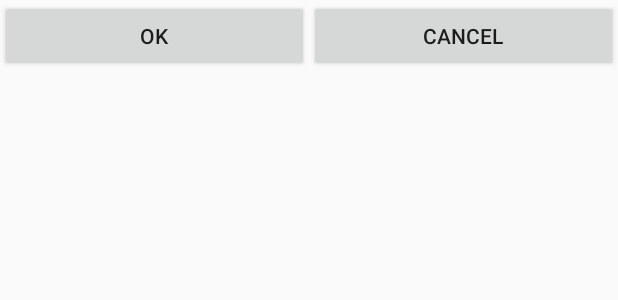
After one commit to networkninjadh/Blanko, an Android app: the layout custom_dialog_2.xml on its own in the app's theme, with its tools: preview values and no code run, on a phone screen of 412 x 824 dp. The commit adds this screen. Shown: the top 300 px of the screen. Run offline under Robolectric (Android 15) with nearby library versions, the phone set to English and light mode, and no system bars.

Commit message:
add another dialog to confirm logging out of main activity register and login still needs to be done

```diff
--- a/Blanko/app/src/main/java/com/blankoinc/blanko/SplashActivity.java
+++ b/Blanko/app/src/main/java/com/blankoinc/blanko/SplashActivity.java
@@ -3,6 +3,7 @@ package com.blankoinc.blanko;
 import android.app.Activity;
 import android.content.Intent;
 import android.graphics.drawable.AnimationDrawable;
+import android.media.MediaPlayer;
 import android.os.Bundle;
 import android.widget.ImageView;
 
@@ -16,7 +17,7 @@ public class SplashActivity extends Activity {
         final ImageView splashScreen = (ImageView) findViewById(R.id.splashImage);
         splashScreen.setBackgroundResource(R.drawable.splash_animation_list);
         final AnimationDrawable splashAnimation = (AnimationDrawable) splashScreen.getBackground();
-
+        final MediaPlayer splashMediaPlayer = MediaPlayer.create(SplashActivity.this, R.raw.splash_sound); // just to show that we can have a sound here this will be replaced with final splash sound
         Thread timerThread = new Thread()
         {
             public void run(){
@@ -35,6 +36,7 @@ public class SplashActivity extends Activity {
             @Override
             public void run() {
                 splashAnimation.start();
+                splashMediaPlayer.start();
             }
         });
         timerThread.start();
--- a/Blanko/app/src/main/java/com/blankoinc/blanko/WelcomeActivity.java
+++ b/Blanko/app/src/main/java/com/blankoinc/blanko/WelcomeActivity.java
@@ -4,6 +4,7 @@ import android.app.Activity;
 import android.app.Dialog;
 import android.content.Intent;
 import android.os.Bundle;
+import android.view.KeyEvent;
 import android.view.View;
 import android.widget.Button;
 import android.widget.EditText;
@@ -38,6 +39,10 @@ public class WelcomeActivity extends Activity {
     }
     public void signIn() {
         checkInput();
+        if (emailString.equals("networkninjadh@gmail.com") && passString.equals("Papayaland.123")) { //Built in admin username and password
+            Intent intent = new Intent(WelcomeActivity.this, MainActivity.class);
+            startActivity(intent);
+        }
     }
 
     public void signUp() {
@@ -46,6 +51,7 @@ public class WelcomeActivity extends Activity {
         startActivity(intent);
     }
     public void checkInput(){
+        //all code for checking the validity of the input goes here
         emailString = email.getText().toString();
         passString = pass.getText().toString();
         if (emailString.trim().length() <= 0) // the string is empty
--- /dev/null
+++ b/Blanko/app/src/main/res/layout/custom_dialog_2.xml
@@ -0,0 +1,41 @@
+<?xml version="1.0" encoding="utf-8"?>
+<RelativeLayout xmlns:android="http://schemas.android.com/apk/res/android"
+    android:layout_width="fill_parent"
+    android:layout_height="fill_parent" >
+
+    <ImageView
+        android:id="@+id/image"
+        android:layout_width="wrap_content"
+        android:layout_height="wrap_content"
+        android:layout_marginRight="5dp" />
+
+    <TextView
+        android:id="@+id/text"
+        android:layout_width="fill_parent"
+        android:layout_height="wrap_content"
+        android:textColor="#FFF"
+        android:layout_toRightOf="@+id/image"/>/>
+<LinearLayout
+    android:orientation="horizontal"
+    android:id="@+id/dialogButtons"
+    android:layout_width="fill_parent"
+    android:layout_height="wrap_content"
+    android:layout_below="@+id/image"
+    >
+    <Button
+        android:id="@+id/dialogButtonOK"
+        android:layout_width="0dp"
+        android:layout_weight="1"
+        android:layout_height="wrap_content"
+        android:text=" Ok "
+        />
+    <Button
+        android:id="@+id/dialogButtonCancel"
+        android:layout_width="0dp"
+        android:layout_weight="1"
+        android:layout_height="wrap_content"
+        android:text=" Cancel "
+        />
+</LinearLayout>
+
+</RelativeLayout>
```
Also changed, not shown: Blanko/app/src/main/java/com/blankoinc/blanko/MainActivity.java (+37 -0 lines), Blanko/app/src/main/java/com/blankoinc/blanko/RegisterActivity.java (+51 -28 lines), 2 other files.
